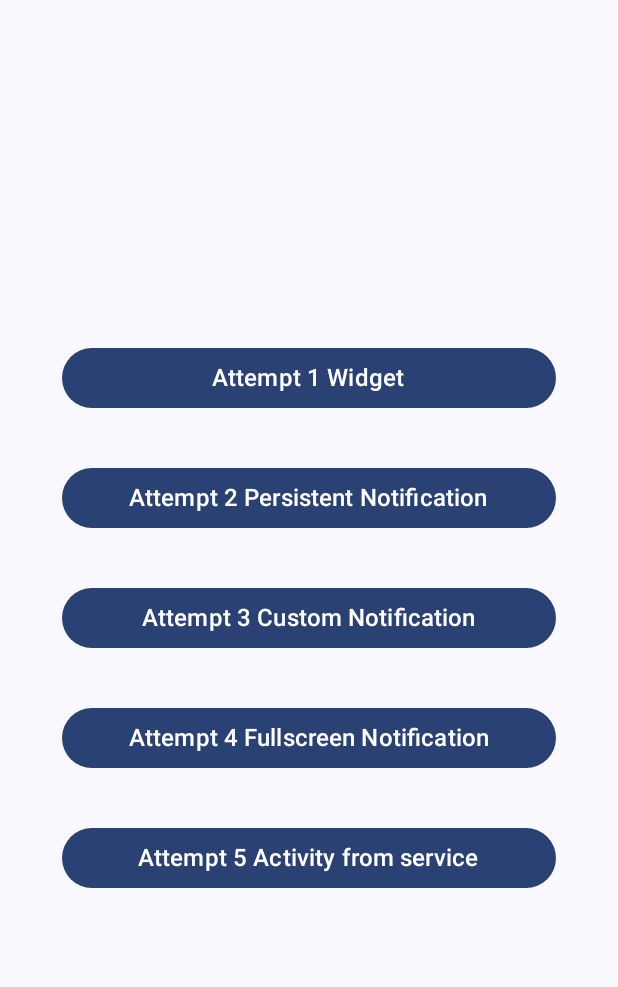
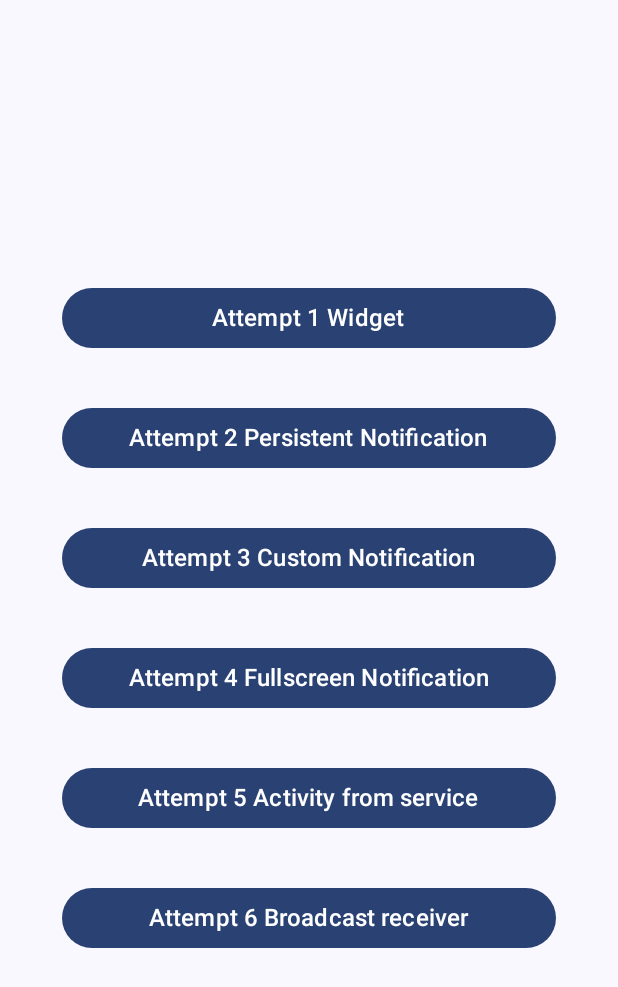
Before and after one commit to albertoCarrilloP/LiveActivityPOC, an Android app built with Jetpack Compose: the screen it shows after launch (MainActivity), on a phone screen of 412 x 824 dp. Shown: the top 987 px of the screen. Run offline under Robolectric (Android 15) with nearby library versions, the phone set to English and light mode, and no system bars.

Commit message:
launch the activity from a broadcast receiver

```diff
--- a/app/src/main/java/com/wizeline/liveactivitypoc/MainActivity.kt
+++ b/app/src/main/java/com/wizeline/liveactivitypoc/MainActivity.kt
@@ -7,6 +7,7 @@ import android.app.NotificationManager
 import android.app.PendingIntent
 import android.content.Context
 import android.content.Intent
+import android.content.IntentFilter
 import android.content.pm.PackageManager
 import android.graphics.Color
 import android.os.Build
@@ -40,6 +41,9 @@ import kotlinx.coroutines.delay
 import kotlinx.coroutines.launch
 
 class MainActivity : ComponentActivity() {
+
+    private val screenStateReceiver = ScreenStateReceiver()
+
     private val pushNotificationPermissionLauncher = registerForActivityResult(
         ActivityResultContracts.RequestPermission()
     ) { }
@@ -59,6 +63,7 @@ class MainActivity : ComponentActivity() {
                         onCustomNotificationClicked = { runCustomNotifications() },
                         onFullscreenNotificationClicked = { runFullscreenNotifications() },
                         onServiceClicked = { launchService() },
+                        onBroadcastClicked = { registerBroadcastReceiver() },
                     )
                 }
             }
@@ -66,6 +71,13 @@ class MainActivity : ComponentActivity() {
         createNotificationChannel()
         createHighPriorityNotificationChannel()
         addPostNotificationPermissions()
+    }
+
+    private fun registerBroadcastReceiver() {
+        val filter = IntentFilter().apply {
+            addAction(Intent.ACTION_SCREEN_OFF)
+        }
+        registerReceiver(screenStateReceiver, filter)
     }
 
     private fun launchService() {
@@ -235,6 +247,11 @@ class MainActivity : ComponentActivity() {
             NotificationManagerCompat.from(this).notify(1, notification)
         }
     }
+
+    override fun onDestroy() {
+        super.onDestroy()
+        unregisterReceiver(screenStateReceiver)
+    }
 }
 
 @Composable
@@ -244,6 +261,7 @@ fun LiveActivityAttempts(
     onCustomNotificationClicked: () -> Unit,
     onFullscreenNotificationClicked: () -> Unit,
     onServiceClicked: () -> Unit,
+    onBroadcastClicked: () -> Unit,
     modifier: Modifier = Modifier
 ) {
     Column(
@@ -257,6 +275,7 @@ fun LiveActivityAttempts(
         ButtonWithPercent("Attempt 3 Custom Notification", onCustomNotificationClicked)
         ButtonWithPercent("Attempt 4 Fullscreen Notification", onFullscreenNotificationClicked)
         ButtonWithPercent("Attempt 5 Activity from service", onServiceClicked)
+        ButtonWithPercent("Attempt 6 Broadcast receiver", onBroadcastClicked)
         Spacer(Modifier.weight(1f))
     }
 }
@@ -286,6 +305,7 @@ fun GreetingPreview() {
             onCustomNotificationClicked = {},
             onFullscreenNotificationClicked = {},
             onServiceClicked = {},
+            onBroadcastClicked = {},
         )
     }
 }
--- a/app/src/main/java/com/wizeline/liveactivitypoc/MyFullScreenActivity.kt
+++ b/app/src/main/java/com/wizeline/liveactivitypoc/MyFullScreenActivity.kt
@@ -1,6 +1,7 @@
 package com.wizeline.liveactivitypoc
 
 import android.os.Bundle
+import android.view.WindowManager
 import androidx.activity.ComponentActivity
 import androidx.activity.compose.setContent
 import androidx.compose.foundation.layout.fillMaxSize
@@ -15,6 +16,10 @@ import com.wizeline.liveactivitypoc.ui.theme.LiveActivityPOCTheme
 class MyFullScreenActivity : ComponentActivity() {
     override fun onCreate(savedInstanceState: Bundle?) {
         super.onCreate(savedInstanceState)
+        window.addFlags(WindowManager.LayoutParams.FLAG_SHOW_WHEN_LOCKED)
+        window.addFlags(WindowManager.LayoutParams.FLAG_DISMISS_KEYGUARD)
+        window.addFlags(WindowManager.LayoutParams.FLAG_KEEP_SCREEN_ON)
+
         setContent {
             LiveActivityPOCTheme {
                 // A surface container using the 'background' color from the theme
--- a/app/src/main/res/values/themes.xml
+++ b/app/src/main/res/values/themes.xml
@@ -2,4 +2,13 @@
 <resources>
 
     <style name="Theme.LiveActivityPOC" parent="android:Theme.Material.Light.NoActionBar" />
+
+    <style name="Theme.Transparent" parent="android:Theme">
+        <item name="android:windowIsTranslucent">true</item>
+        <item name="android:windowBackground">#27000000</item>
+        <item name="android:windowContentOverlay">@null</item>
+        <item name="android:windowNoTitle">true</item>
+        <item name="android:backgroundDimEnabled">false</item>
+    </style>
+
 </resources>
```
Also changed, not shown: app/src/main/AndroidManifest.xml (+6 -1 lines), app/src/main/java/com/wizeline/liveactivitypoc/ScreenStateReceiver.kt (added, +18 -0 lines).
